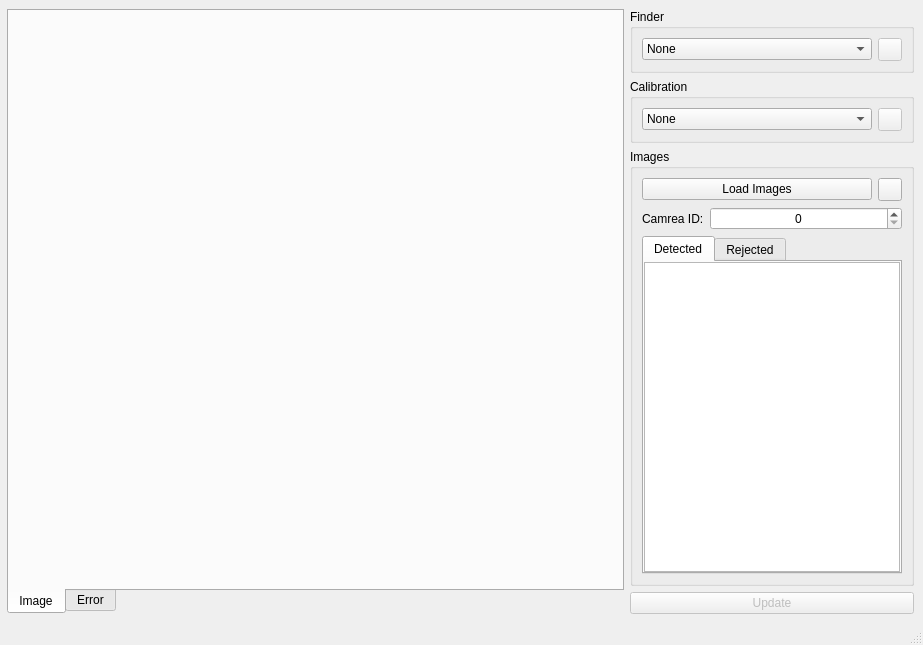
Before: the Qt Designer form app/ui/IrisCC.ui in xalpha/iris, drawn with Qt 5.
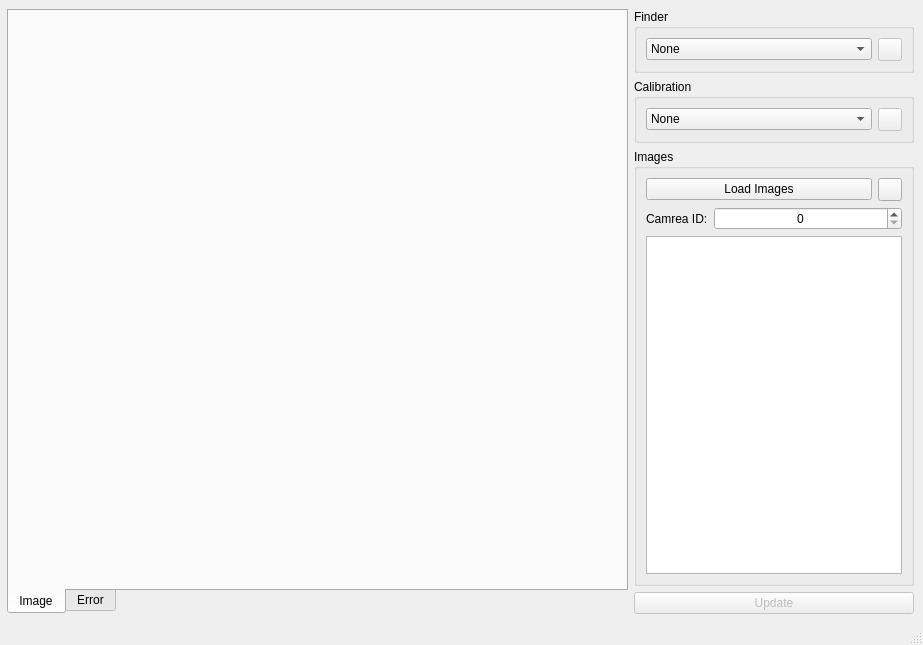
After: the same form once the commit is applied. Icons and pictures are not drawn. Custom widgets are drawn as their Qt base class.

Commit message: - small corrections all around the board - updated IrisCC to the new iris functuonality - added first version of "calibration ready" behavior to update button

What changed in the file:
```diff
--- a/app/ui/IrisCC.ui
+++ b/app/ui/IrisCC.ui
@@ -238,55 +238,13 @@
           </layout>
          </item>
          <item>
-          <widget class="QTabWidget" name="tabWidget">
+          <widget class="QListWidget" name="image_list_detected">
            <property name="sizePolicy">
             <sizepolicy hsizetype="Preferred" vsizetype="Expanding">
              <horstretch>0</horstretch>
              <verstretch>0</verstretch>
             </sizepolicy>
            </property>
-           <property name="currentIndex">
-            <number>0</number>
-           </property>
-           <widget class="QWidget" name="tab_detected">
-            <attribute name="title">
-             <string>Detected</string>
-            </attribute>
-            <layout class="QHBoxLayout" name="horizontalLayout_3">
-             <property name="spacing">
-              <number>0</number>
-             </property>
-             <property name="margin">
-              <number>0</number>
-             </property>
-             <item>
-              <widget class="QListWidget" name="image_list_detected">
-               <property name="sizePolicy">
-                <sizepolicy hsizetype="Preferred" vsizetype="Expanding">
-                 <horstretch>0</horstretch>
-                 <verstretch>0</verstretch>
-                </sizepolicy>
-               </property>
-              </widget>
-             </item>
-            </layout>
-           </widget>
-           <widget class="QWidget" name="tab_rejected">
-            <attribute name="title">
-             <string>Rejected</string>
-            </attribute>
-            <layout class="QHBoxLayout" name="horizontalLayout_4">
-             <property name="spacing">
-              <number>0</number>
-             </property>
-             <property name="margin">
-              <number>0</number>
-             </property>
-             <item>
-              <widget class="QListWidget" name="image_list_rejected"/>
-             </item>
-            </layout>
-           </widget>
           </widget>
          </item>
         </layout>
```
The commit also changes 5 other files.
